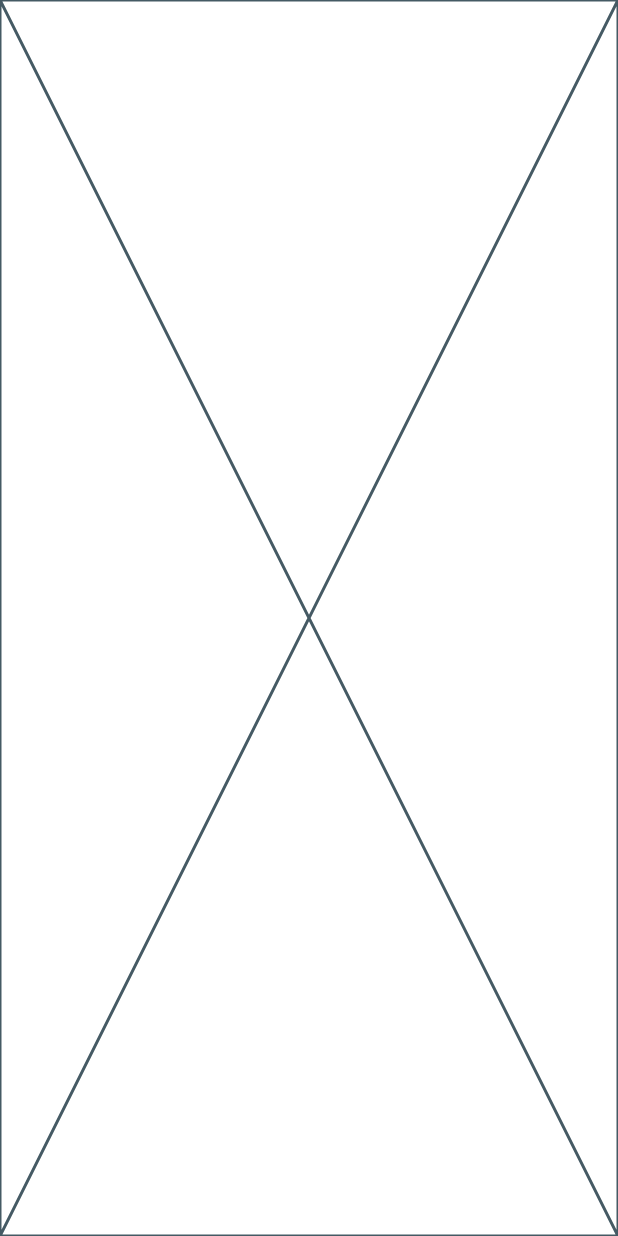
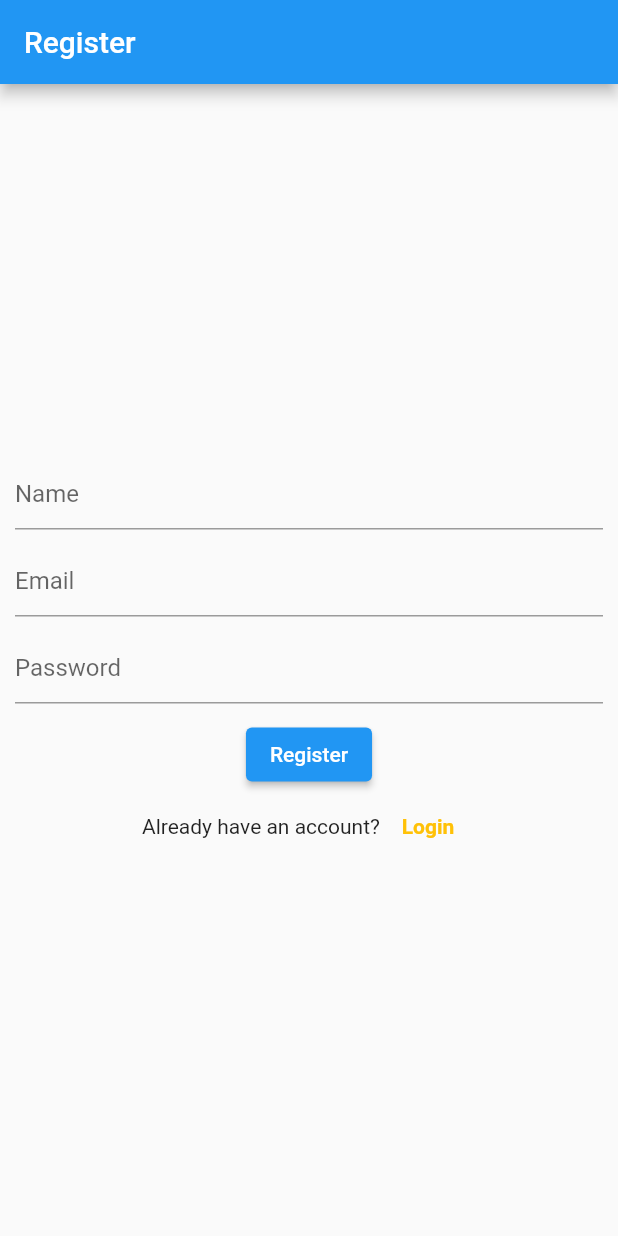
Before and after one commit to AnggiHasian2001/IntegrationTesting, a Flutter app: the screen it shows after launch, on a phone screen of 412 x 824 dp. Run offline on Flutter 3.47's test engine with Material 2 defaults, Android fonts, the phone set to English and light mode, and no system bars; our stand-ins replace firebase_core; accounts and stored records are empty.

Commit message:
tampilan view register

```diff
--- a/lib/view/register.dart
+++ b/lib/view/register.dart
@@ -1,16 +1,162 @@
+import 'package:flutter/material.dart';
 import 'package:flutter/src/widgets/framework.dart';
 import 'package:flutter/src/widgets/placeholder.dart';
+import 'package:rentbike/view/login.dart';
+import '../model/user_model.dart';
 
-class Register extends StatefulWidget {
-  const Register({super.key});
+class Register extends StatelessWidget {
+  final formkey = GlobalKey<FormState>();
+  final autCtr = AuthController();
+
+  String? name;
+  String? email;
+  String? password;
 
   @override
-  State<Register> createState() => _RegisterState();
-}
+  Widget build(BuildContext context) {
+    return Scaffold(
+      appBar: AppBar(
+        title: Text("Register"),
+      ),
+      body: Padding(
+        padding: const EdgeInsets.all(10),
+        child: Form(
+          key: formkey,
+          child: Column(
+            mainAxisAlignment: MainAxisAlignment.center,
+            children: [
+              TextFormField(
+                validator: (value) {
+                  if (value == null || value.isEmpty) {
+                    return 'Please type an name';
+                  }
+                },
+                decoration: InputDecoration(hintText: "Name"),
+                onChanged: (value) {
+                  name = value;
+                },
+              ),
+              SizedBox(
+                height: 10,
+              ),
+              TextFormField(
+                validator: (value) {
+                  if (value == null || value.isEmpty) {
+                    return 'Please type an email';
+                  }
+                },
+                decoration: InputDecoration(hintText: "Email"),
+                onChanged: (value) {
+                  email = value;
+                },
+              ),
+              SizedBox(
+                height: 10,
+              ),
+              TextFormField(
+                validator: (value) {
+                  if (value == null || value.length < 6) {
+                    return 'Your password needs to be at least 6 characters';
+                  }
+                },
+                decoration: InputDecoration(hintText: "Password"),
+                onChanged: (value) {
+                  password = value;
+                },
+              ),
+              SizedBox(
+                height: 10,
+              ),
+              ElevatedButton(
+                child: Text('Register'),
+                onPressed: () async {
+                  if (formkey.currentState!.validate()) {
+                    UserModel? registeredUser = await autCtr
+                        .registerWithEmailAndPassword(email!, password!, name!);
 
-class _RegisterState extends State<Register> {
-  @override
-  Widget build(BuildContext context) {
-    return const Placeholder();
+                    if (registeredUser != null) {
+                      // Registration successful
+                      showDialog(
+                        context: context,
+                        builder: (BuildContext context) {
+                          return AlertDialog(
+                            title: const Text('Registration Successful'),
+                            content: const Text(
+                                'You have been successfully registered.'),
+                            actions: <Widget>[
+                              TextButton(
+                                onPressed: () {
+                                  Navigator.push(
+                                      context,
+                                      MaterialPageRoute(
+                                          builder: (context) => Login()));
+                                  print(registeredUser.name);
+                                  // Navigate to the next screen or perform any desired action
+                                },
+                                child: const Text('OK'),
+                              ),
+                            ],
+                          );
+                        },
+                      );
+                    } else {
+                      // Registration failed
+                      showDialog(
+                        context: context,
+                        builder: (BuildContext context) {
+                          return AlertDialog(
+                            title: const Text('Registration Failed'),
+                            content: const Text(
+                                'An error occurred during registration.'),
+                            actions: <Widget>[
+                              TextButton(
+                                onPressed: () {
+                                  Navigator.push(
+                                      context,
+                                      MaterialPageRoute(
+                                          builder: (context) => Register()));
+                                },
+                                child: const Text('OK'),
+                              ),
+                            ],
+                          );
+                        },
+                      );
+                    }
+                  }
+                },
+              ),
+              Row(
+                mainAxisAlignment: MainAxisAlignment.center,
+                children: [
+                  Text(
+                    "Already have an account?",
+                    style: TextStyle(
+                      fontSize: 14,
+                    ),
+                  ),
+                  TextButton(
+                    onPressed: () {
+                      Navigator.push(
+                        context,
+                        MaterialPageRoute(builder: (context) => Login()),
+                      );
+                    },
+                    child: Text(
+                      "Login",
+                      style: TextStyle(
+                        color: Colors.amber,
+                        fontSize: 14,
+                        fontWeight: FontWeight.bold,
+                      ),
+                    ),
+                  ),
+                ],
+              ),
+            ],
+          ),
+        ),
+      ),
+    );
   }
 }
```
